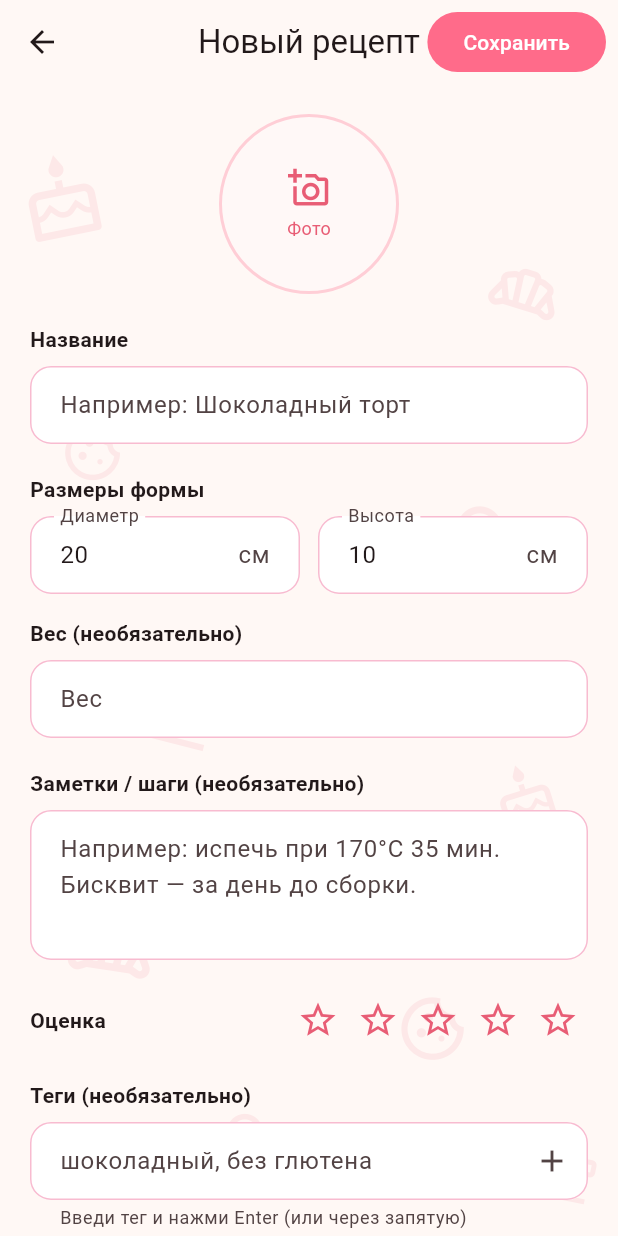
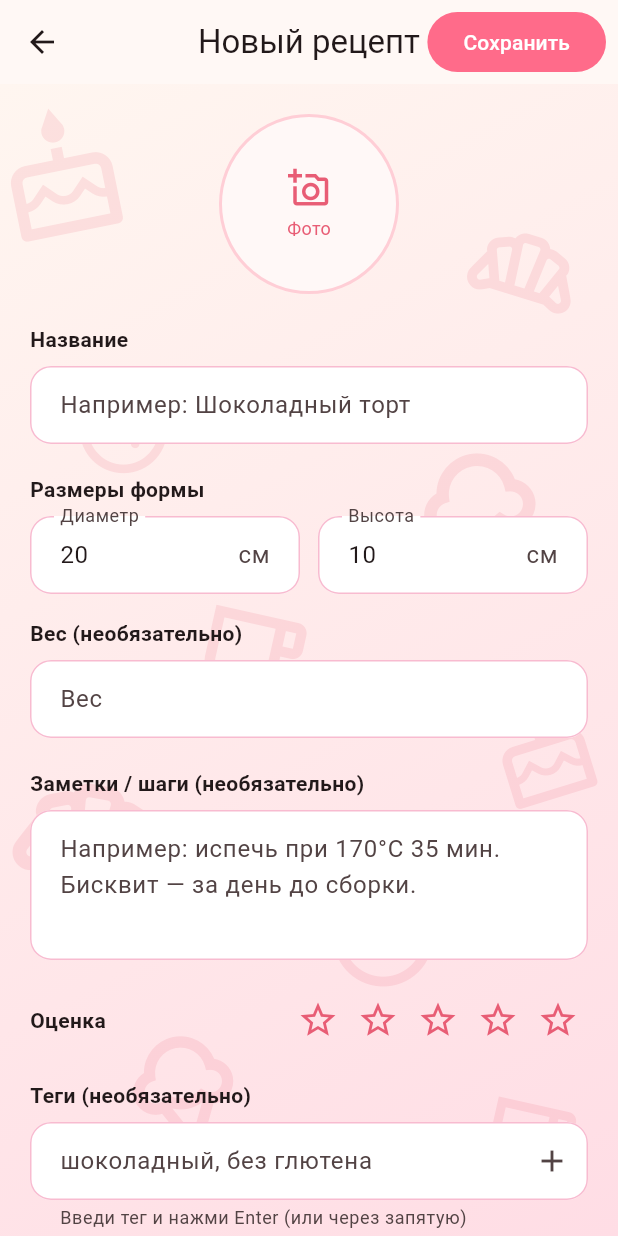
Before and after one commit to ShadowOfTime1/tortio, a Flutter app: the AddRecipeScreen screen opened directly, on a phone screen of 412 x 824 dp. Run offline on Flutter 3.47's test engine with Material 3 defaults, Android fonts, the phone set to English and light mode, and no system bars; our stand-ins replace dio, image_picker, open_filex, package_info_plus, pdf, permission_handler and 3 more; missing offline and left inert: file_selector; accounts and stored records are empty; network calls fail.

Commit message:
v2.5.1 warm gradient background, bigger ornament, solid recipe cards

```diff
--- a/lib/screens/recipe_list_screen.dart
+++ b/lib/screens/recipe_list_screen.dart
@@ -636,8 +636,8 @@ class _RecipeListScreenState extends State<RecipeListScreen> {
             borderRadius: BorderRadius.circular(20),
             gradient: LinearGradient(
               colors: [
-                gradient[0].withValues(alpha: selected ? 0.6 : 0.3),
-                gradient[1].withValues(alpha: selected ? 0.5 : 0.2),
+                gradient[0].withValues(alpha: selected ? 1.0 : 0.85),
+                gradient[1].withValues(alpha: selected ? 0.9 : 0.7),
               ],
               begin: Alignment.topLeft,
               end: Alignment.bottomRight,
@@ -645,7 +645,7 @@ class _RecipeListScreenState extends State<RecipeListScreen> {
             border: Border.all(
               color: selected
                   ? const Color(0xFFE85D75)
-                  : gradient[0].withValues(alpha: 0.3),
+                  : gradient[0].withValues(alpha: 0.5),
               width: selected ? 2 : 1,
             ),
           ),
--- a/lib/widgets/dot_ornament.dart
+++ b/lib/widgets/dot_ornament.dart
@@ -1,20 +1,41 @@
 import 'package:flutter/material.dart';
 
-/// Тортово-кондитерский орнамент для фона: иконки cake/cookie/cupcake
-/// рассеяны по экрану, лёгкая прозрачность. Заменил скучные точки.
+/// Фон с тёплым градиентом + кондитерским орнаментом (cake/bakery/cookie/...).
+/// Кладётся через `Positioned.fill` ниже content в Scaffold body Stack.
+/// Имя оставлено `DotOrnament` для совместимости — внутри уже не точки.
 class DotOrnament extends StatelessWidget {
   const DotOrnament({super.key});
 
   @override
   Widget build(BuildContext context) {
     final isDark = Theme.of(context).brightness == Brightness.dark;
+    final gradient = isDark
+        ? const LinearGradient(
+            colors: [Color(0xFF1A1413), Color(0xFF2D1A22)],
+            begin: Alignment.topLeft,
+            end: Alignment.bottomRight,
+          )
+        : const LinearGradient(
+            colors: [Color(0xFFFFF6F0), Color(0xFFFFDDE5)],
+            begin: Alignment.topLeft,
+            end: Alignment.bottomRight,
+          );
     return IgnorePointer(
-      child: CustomPaint(
-        painter: _CakeOrnamentPainter(
-          isDark
-              ? Colors.white.withValues(alpha: 0.06)
-              : const Color(0xFFE85D75).withValues(alpha: 0.10),
-        ),
+      child: Stack(
+        children: [
+          Positioned.fill(
+            child: DecoratedBox(decoration: BoxDecoration(gradient: gradient)),
+          ),
+          Positioned.fill(
+            child: CustomPaint(
+              painter: _CakeOrnamentPainter(
+                isDark
+                    ? Colors.white.withValues(alpha: 0.07)
+                    : const Color(0xFFE85D75).withValues(alpha: 0.14),
+              ),
+            ),
+          ),
+        ],
       ),
     );
   }
@@ -24,7 +45,6 @@ class _CakeOrnamentPainter extends CustomPainter {
   final Color color;
   const _CakeOrnamentPainter(this.color);
 
-  // Какие иконки используем — все outlined для лёгкости.
   static const List<IconData> _icons = [
     Icons.cake_outlined,
     Icons.bakery_dining_outlined,
@@ -33,19 +53,19 @@ class _CakeOrnamentPainter extends CustomPainter {
     Icons.local_cafe_outlined,
   ];
 
-  // (xRel, yRel, size, rotationRad, iconIdx). xRel/yRel — доли ширины/высоты.
-  // Фиксированные позиции — узор предсказуемый, не «пляшет» при перерисовке.
+  // (xRel, yRel, size, rotationRad, iconIdx). Размеры подняты до 70–110px,
+  // позиции расставлены пореже — крупный декоративный узор.
   static const List<(double, double, double, double, int)> _placements = [
-    (0.10, 0.10, 60.0, -0.20, 0), // cake top-left
-    (0.85, 0.18, 50.0, 0.30, 1), // bakery top-right
-    (0.15, 0.32, 44.0, 0.10, 2), // cookie
-    (0.78, 0.40, 56.0, -0.15, 3), // icecream
-    (0.30, 0.55, 50.0, 0.25, 4), // cafe
-    (0.85, 0.62, 46.0, -0.30, 0), // cake mid-right
-    (0.18, 0.75, 60.0, 0.15, 1), // bakery low-left
-    (0.70, 0.82, 50.0, 0.05, 2), // cookie
-    (0.40, 0.92, 44.0, -0.20, 3), // icecream bottom
-    (0.92, 0.95, 40.0, 0.20, 4), // cafe corner
+    (0.10, 0.08, 92.0, -0.20, 0), // cake top-left
+    (0.85, 0.16, 78.0, 0.30, 1), // bakery top-right
+    (0.20, 0.30, 70.0, 0.10, 2), // cookie
+    (0.78, 0.38, 100.0, -0.18, 3), // icecream big
+    (0.40, 0.50, 84.0, 0.22, 4), // cafe center
+    (0.88, 0.58, 76.0, -0.30, 0), // cake mid-right
+    (0.15, 0.65, 110.0, 0.18, 1), // bakery big low-left
+    (0.62, 0.74, 80.0, 0.05, 2), // cookie
+    (0.30, 0.88, 90.0, -0.20, 3), // icecream bottom
+    (0.85, 0.92, 72.0, 0.22, 4), // cafe corner
   ];
 
   @override
--- a/pubspec.yaml
+++ b/pubspec.yaml
@@ -16,7 +16,7 @@ publish_to: 'none' # Remove this line if you wish to publish to pub.dev
 # https://developer.apple.com/library/archive/documentation/General/Reference/InfoPlistKeyReference/Articles/CoreFoundationKeys.html
 # In Windows, build-name is used as the major, minor, and patch parts
 # of the product and file versions while build-number is used as the build suffix.
-version: 2.5.0+1777026250
+version: 2.5.1+1777028337
 
 environment:
   sdk: ^3.11.4
```
Also changed, not shown: 1 other file.
